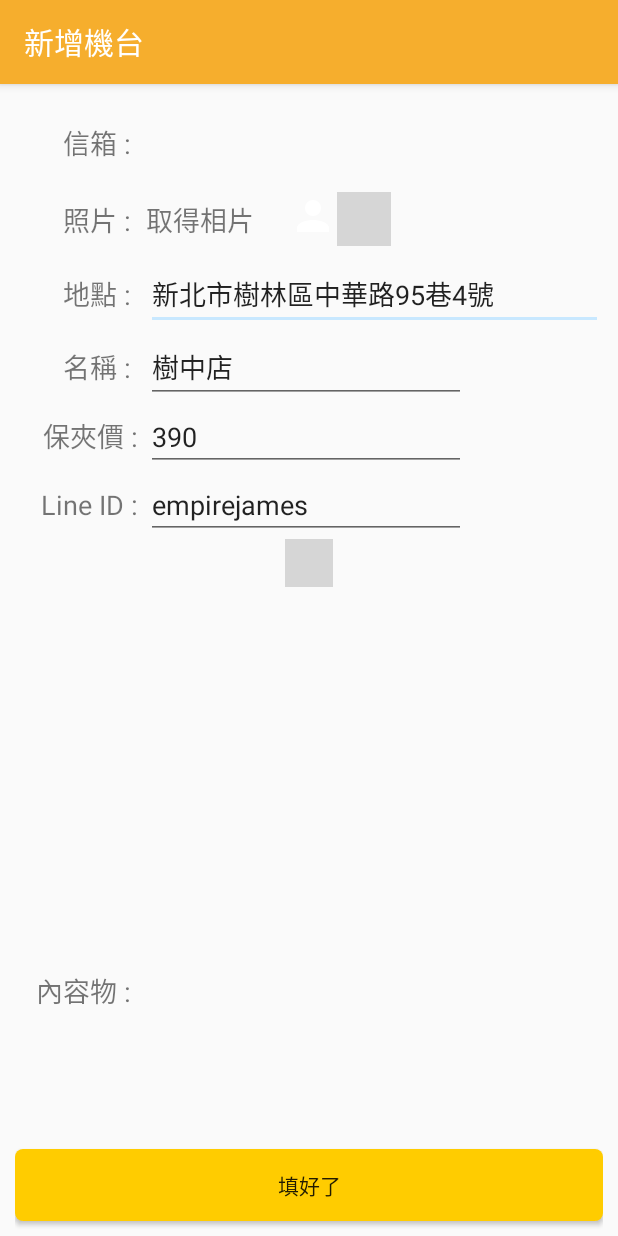
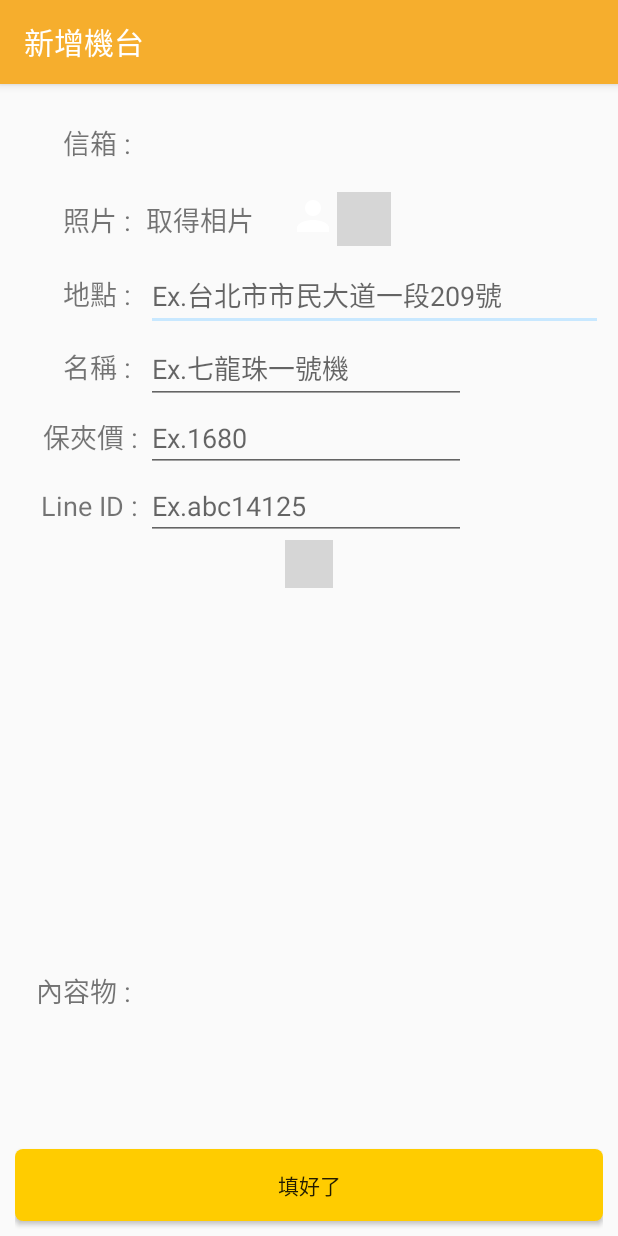
Before and after one commit to empirejames/WaWaMachine, an Android app: the SetDataActivity screen opened directly, with no data from a screen before it, on a phone screen of 412 x 824 dp. Run offline under Robolectric (Android 15) with nearby library versions, the phone set to English and light mode, and no system bars; our stand-ins replace Firebase (no records; nobody signed in at launch, a user with empty details on screens opened directly); libraries missing offline, so code that uses them is left out: com.aigestudio.wheelpicker, com.ant.liao, com.firebase.ui; plain views replace GifView, WheelPicker; pictures from the network do not load; 9 statements that could not run were skipped; grey boxes are pictures that could not be loaded.

Commit message:
Finish main layout

```diff
--- a/app/src/main/java/com/james/wawamachine/MainActivity.java
+++ b/app/src/main/java/com/james/wawamachine/MainActivity.java
@@ -56,8 +56,8 @@ public class MainActivity extends AppCompatActivity implements LocationListener
 
     private void setupViewPager(ViewPager viewPager) {
         ViewPagerAdapter adapter = new ViewPagerAdapter(getSupportFragmentManager());
-        adapter.addFragment(new FirstFragment(), "找娃娃機店");
-        adapter.addFragment(new SecondFragment(), "找娃娃機台");
+        adapter.addFragment(new FirstFragment(), "找娃娃機");
+        //adapter.addFragment(new SecondFragment(), "找娃娃機台");
         adapter.addFragment(new ThirdFragment(), "我想加入地圖");
         viewPager.setAdapter(adapter);
         viewPager.setOffscreenPageLimit(2);
--- a/app/src/main/res/layout/content_set_data.xml
+++ b/app/src/main/res/layout/content_set_data.xml
@@ -64,7 +64,7 @@
             android:layout_alignLeft="@+id/email_content"
             android:layout_alignStart="@+id/email_content"
             android:ems="15"
-            android:text="新北市樹林區中華路95巷4號"
+            android:hint="Ex.台北市市民大道一段209號"
             android:textSize="18sp" />
 
         <TextView
@@ -164,8 +164,8 @@
             android:layout_alignLeft="@+id/edit_location"
             android:layout_alignStart="@+id/edit_location"
             android:ems="10"
-            android:inputType="textPersonName"
-            android:text="樹中店" />
+            android:hint="Ex.七龍珠一號機"
+            android:inputType="textPersonName" />
 
         <TextView
             android:id="@+id/tv_price"
@@ -186,8 +186,8 @@
             android:layout_alignStart="@+id/edit_name"
             android:layout_below="@+id/edit_name"
             android:ems="10"
+            android:hint="Ex.1680"
             android:inputType="textPersonName"
-            android:text="390"
             android:textSize="18sp" />
 
 
@@ -209,8 +209,8 @@
             android:layout_alignStart="@+id/edit_name"
             android:layout_below="@+id/edit_price"
             android:ems="10"
+            android:hint="Ex.abc14125"
             android:inputType="textPersonName"
-            android:text="empirejames"
             android:textSize="18dp" />
 
         <Button
```
Also changed, not shown: app/src/main/res/layout/activity_main.xml (+18 -9 lines).
